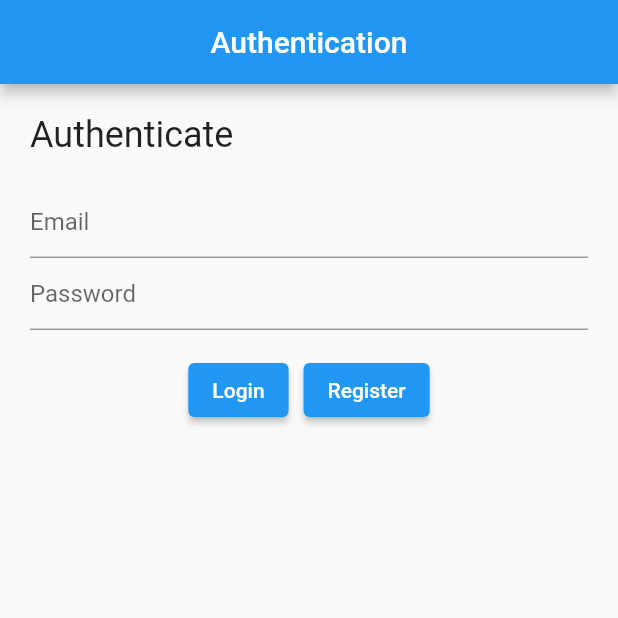
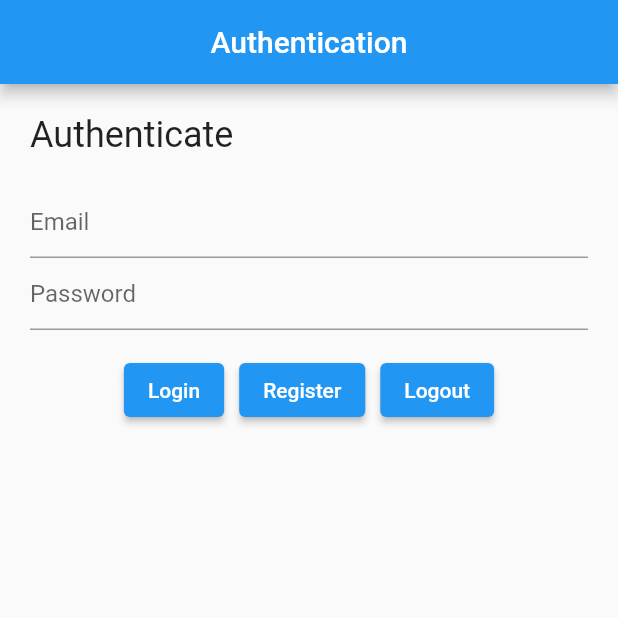
Before and after one commit to CloudedQuartz/flutterStuff, a Flutter app: the screen it shows after launch, after a tap on "Authentication", on a phone screen of 412 x 824 dp, the top half of it. Run offline on Flutter 3.47's test engine with Material 2 defaults, Android fonts, the phone set to English and light mode, and no system bars; our stand-ins replace firebase_auth, firebase_core; accounts and stored records are empty.

Commit message:
auth: add logout
also remove unused vars

Signed-off-by: CloudedQuartz <ravenklawasd@gmail.com>

```diff
--- a/lib/auth.dart
+++ b/lib/auth.dart
@@ -131,7 +131,16 @@ class Auth extends State<Authenticate> {
                                 scaffoldMessengerKey.currentState.showSnackBar(SnackBar(content: Text('Registering user.')));
                               }
                             },
+                          ),
+                          SizedBox(width: 10.0),
+                          ElevatedButton(
+                            child: Text('Logout'),
+                            onPressed: () {
+                              auth.signOut();
+                              scaffoldMessengerKey.currentState.showSnackBar(SnackBar(content: Text('Logging Out.')));
+                            },
                           )
+
                         ],
                       )
                     ],
```
